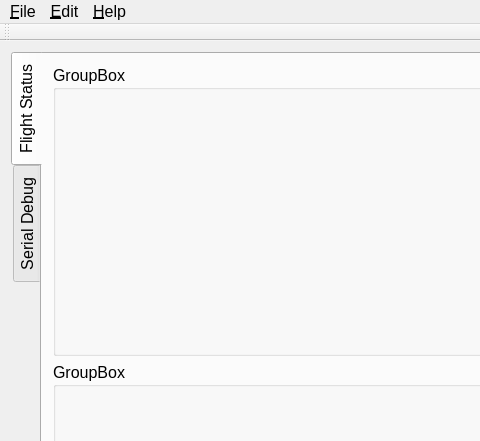
Above: form/flight_control_station.ui from microdynamics-robot-quadcopter/breeze_flight_control_station before the change; both pictures show x 0 to 480 and y 0 to 441 of the 1200 by 700 pixel window. Below: the same form after it.
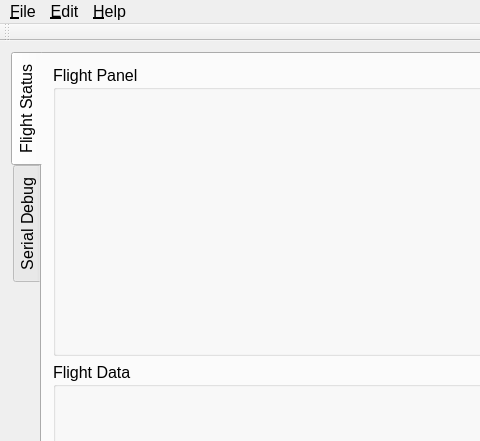
That is the form after the change. Custom widgets are drawn as their Qt base class.

Diff of the .ui file:
```diff
--- a/form/flight_control_station.ui
+++ b/form/flight_control_station.ui
@@ -36,7 +36,7 @@
         <item row="1" column="0">
          <widget class="QGroupBox" name="groupBox">
           <property name="title">
-           <string>GroupBox</string>
+           <string>Flight Data</string>
           </property>
           <layout class="QGridLayout" name="gridLayout_5">
            <item row="0" column="0">
@@ -161,7 +161,7 @@
         <item row="0" column="0">
          <widget class="QGroupBox" name="groupBox_2">
           <property name="title">
-           <string>GroupBox</string>
+           <string>Flight Panel</string>
           </property>
           <layout class="QGridLayout" name="gridLayout_3">
            <item row="0" column="0">
```
Left out of the diff: 4 changed lines with no effect on the pictures.
